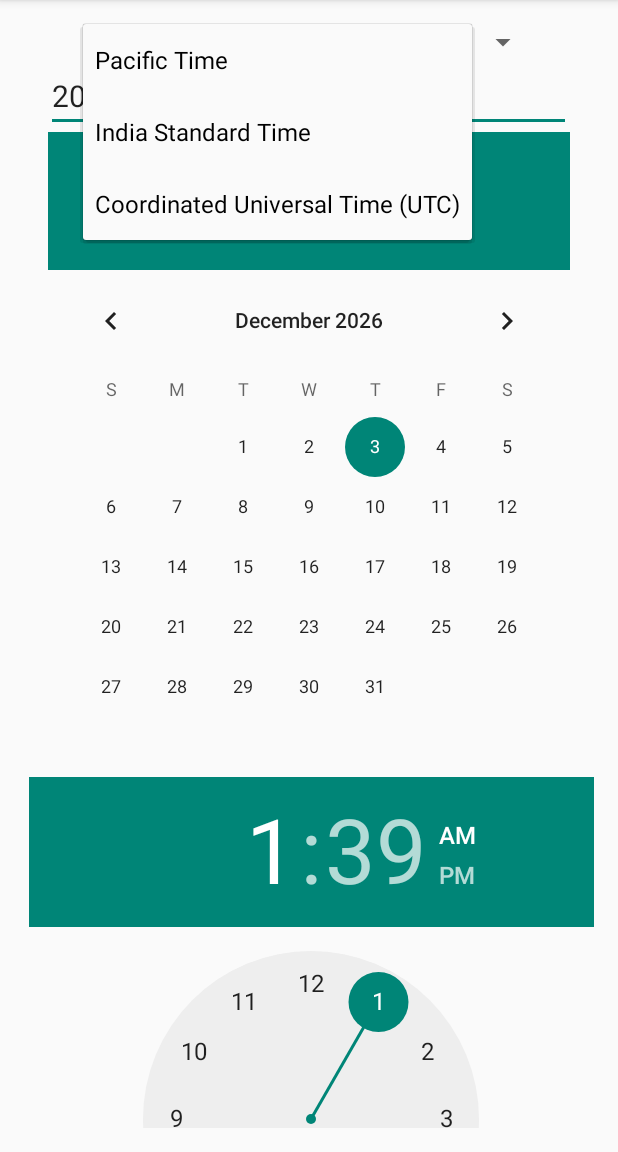
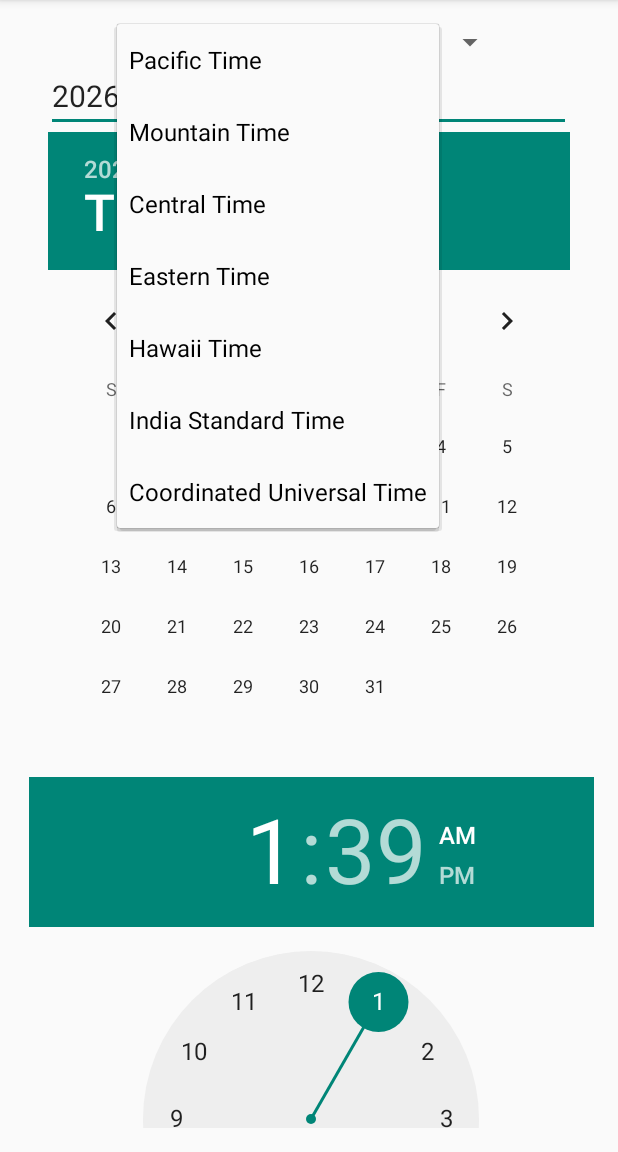
Before and after one commit to chrisoei/stardate, an Android app: the screen it shows after launch (ConverterActivity), after a tap on "Pacific Time", on a phone screen of 412 x 824 dp, the part 84-1236 px from its top. Run offline under Robolectric (Android 15) with nearby library versions, the phone set to English and light mode, and no system bars.

Commit message:
Android: Add more time zones and time zone error checking

```diff
--- a/Android/Stardate/app/src/main/java/oei/io/stardate/ConverterActivity.java
+++ b/Android/Stardate/app/src/main/java/oei/io/stardate/ConverterActivity.java
@@ -9,7 +9,9 @@ import android.util.Log;
 
 import java.util.Calendar;
 import java.util.GregorianCalendar;
+import java.util.HashMap;
 import java.util.Locale;
+import java.util.Map;
 import java.util.TimeZone;
 import android.view.KeyEvent;
 import android.view.LayoutInflater;
@@ -71,6 +73,17 @@ public class ConverterActivity extends Activity {
         public static Spinner spinner;
         public static EditText editText;
 
+        public static final Map<String, String> timeZoneMap = new HashMap<String, String>();
+        static {
+            timeZoneMap.put("Pacific Time", "US/Pacific");
+            timeZoneMap.put("Mountain Time", "US/Mountain");
+            timeZoneMap.put("Central Time", "US/Central");
+            timeZoneMap.put("Eastern Time", "US/Eastern");
+            timeZoneMap.put("Hawaii Time", "US/Hawaii");
+            timeZoneMap.put("India Standard Time", "Asia/Kolkata");
+            timeZoneMap.put("Coordinated Universal Time", "UTC");
+        }
+
         public static final TimeZone UTC = TimeZone.getTimeZone("UTC");
         public static final Locale LOCALE = Locale.ENGLISH;
 
@@ -87,17 +100,15 @@ public class ConverterActivity extends Activity {
         }
 
         protected static TimeZone getSelectedTimeZone() {
-            switch (spinner.getSelectedItemPosition()) {
-                case 0:
-                    return TimeZone.getTimeZone("America/Los_Angeles");
-                case 1:
-                    return TimeZone.getTimeZone("Asia/Kolkata");
-                case 2:
-                    return UTC;
-                default:
-                    throw new RuntimeException("Unknown time zone");
-
-            }
+            String tzs = timeZoneMap.get(spinner.getSelectedItem().toString());
+            Log.d("stardate", "tzs = " + tzs);
+            assert tzs != null;
+            if (tzs == null) throw new RuntimeException();
+            TimeZone tz = TimeZone.getTimeZone(tzs);
+            Log.d("stardate", "tz.getID = " + tz.getID());
+            // getTimeZone returns GMT for unknown strings
+            if (tz.getID().equals("GMT") && !tzs.equals("GMT")) throw new RuntimeException();
+            return tz;
         }
 
         protected static Calendar getSelectedCalendar() {
--- a/Android/Stardate/app/src/main/res/values/strings.xml
+++ b/Android/Stardate/app/src/main/res/values/strings.xml
@@ -6,8 +6,12 @@
     <string name="action_settings">Settings</string>
     <string-array name="timezone_names">
         <item>Pacific Time</item>
+        <item>Mountain Time</item>
+        <item>Central Time</item>
+        <item>Eastern Time</item>
+        <item>Hawaii Time</item>
         <item>India Standard Time</item>
-        <item>Coordinated Universal Time (UTC)</item>
+        <item>Coordinated Universal Time</item>
     </string-array>
 
 </resources>
```
